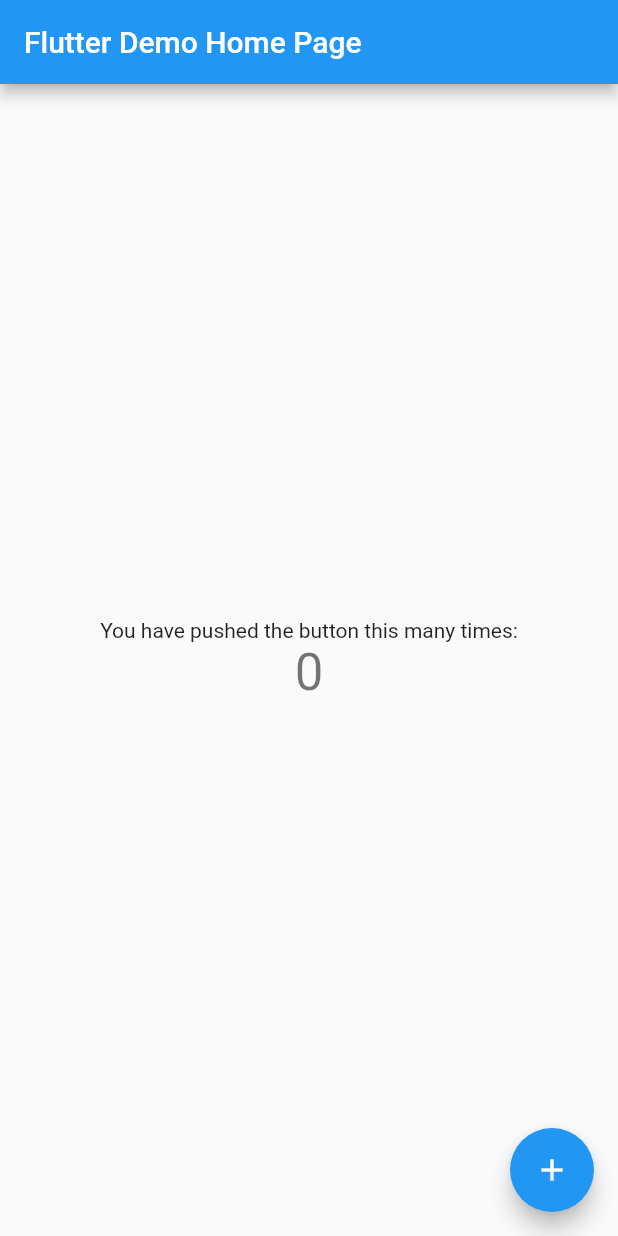
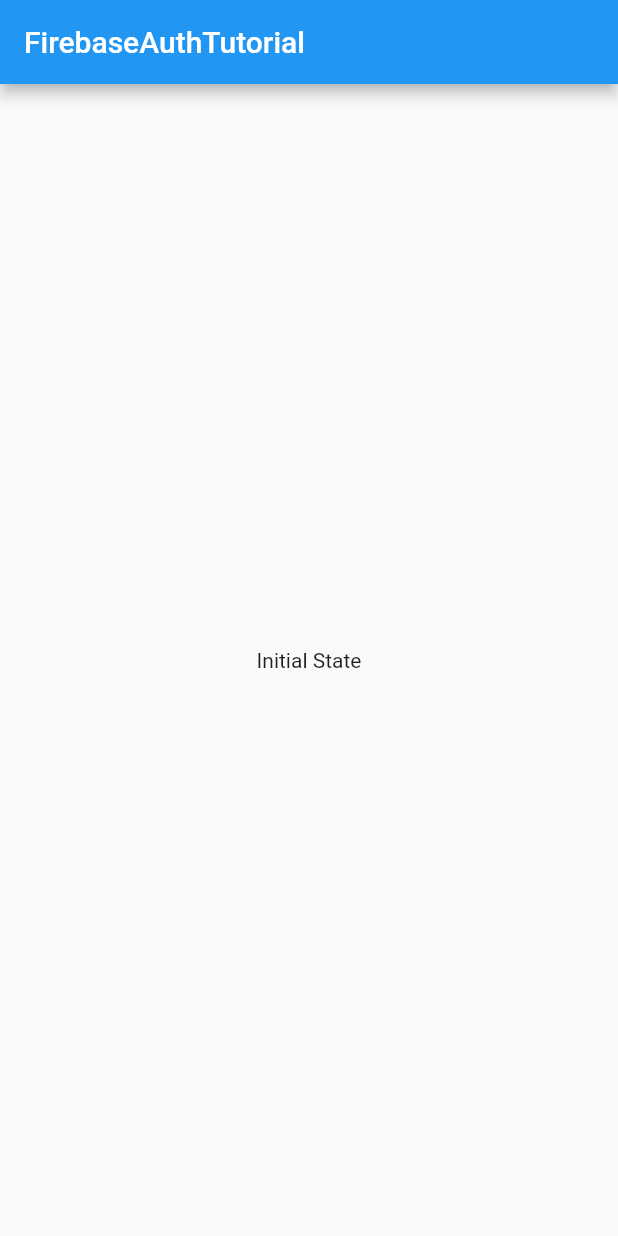
Before and after one commit to onikazu/FirebaseAuthenticationTutorial, a Flutter app: the screen it shows after launch, on a phone screen of 412 x 824 dp. Run offline on Flutter 3.47's test engine with Material 2 defaults, Android fonts, the phone set to English and light mode, and no system bars.

Commit message:
create First template

```diff
--- a/lib/main.dart
+++ b/lib/main.dart
@@ -1,111 +1,29 @@
 import 'package:flutter/material.dart';
+
 
 void main() => runApp(MyApp());
 
 class MyApp extends StatelessWidget {
-  // This widget is the root of your application.
   @override
   Widget build(BuildContext context) {
     return MaterialApp(
-      title: 'Flutter Demo',
-      theme: ThemeData(
-        // This is the theme of your application.
-        //
-        // Try running your application with "flutter run". You'll see the
-        // application has a blue toolbar. Then, without quitting the app, try
-        // changing the primarySwatch below to Colors.green and then invoke
-        // "hot reload" (press "r" in the console where you ran "flutter run",
-        // or simply save your changes to "hot reload" in a Flutter IDE).
-        // Notice that the counter didn't reset back to zero; the application
-        // is not restarted.
-        primarySwatch: Colors.blue,
-      ),
-      home: MyHomePage(title: 'Flutter Demo Home Page'),
+      title: "FirebaseAuthTutorial",
+      home: MyHomePage(),
     );
   }
 }
 
 class MyHomePage extends StatefulWidget {
-  MyHomePage({Key key, this.title}) : super(key: key);
-
-  // This widget is the home page of your application. It is stateful, meaning
-  // that it has a State object (defined below) that contains fields that affect
-  // how it looks.
-
-  // This class is the configuration for the state. It holds the values (in this
-  // case the title) provided by the parent (in this case the App widget) and
-  // used by the build method of the State. Fields in a Widget subclass are
-  // always marked "final".
-
-  final String title;
-
   @override
   _MyHomePageState createState() => _MyHomePageState();
 }
 
 class _MyHomePageState extends State<MyHomePage> {
-  int _counter = 0;
-
-  void _incrementCounter() {
-    setState(() {
-      // This call to setState tells the Flutter framework that something has
-      // changed in this State, which causes it to rerun the build method below
-      // so that the display can reflect the updated values. If we changed
-      // _counter without calling setState(), then the build method would not be
-      // called again, and so nothing would appear to happen.
-      _counter++;
-    });
-  }
-
   @override
   Widget build(BuildContext context) {
-    // This method is rerun every time setState is called, for instance as done
-    // by the _incrementCounter method above.
-    //
-    // The Flutter framework has been optimized to make rerunning build methods
-    // fast, so that you can just rebuild anything that needs updating rather
-    // than having to individually change instances of widgets.
     return Scaffold(
-      appBar: AppBar(
-        // Here we take the value from the MyHomePage object that was created by
-        // the App.build method, and use it to set our appbar title.
-        title: Text(widget.title),
-      ),
-      body: Center(
-        // Center is a layout widget. It takes a single child and positions it
-        // in the middle of the parent.
-        child: Column(
-          // Column is also a layout widget. It takes a list of children and
-          // arranges them vertically. By default, it sizes itself to fit its
-          // children horizontally, and tries to be as tall as its parent.
-          //
-          // Invoke "debug painting" (press "p" in the console, choose the
-          // "Toggle Debug Paint" action from the Flutter Inspector in Android
-          // Studio, or the "Toggle Debug Paint" command in Visual Studio Code)
-          // to see the wireframe for each widget.
-          //
-          // Column has various properties to control how it sizes itself and
-          // how it positions its children. Here we use mainAxisAlignment to
-          // center the children vertically; the main axis here is the vertical
-          // axis because Columns are vertical (the cross axis would be
-          // horizontal).
-          mainAxisAlignment: MainAxisAlignment.center,
-          children: <Widget>[
-            Text(
-              'You have pushed the button this many times:',
-            ),
-            Text(
-              '$_counter',
-              style: Theme.of(context).textTheme.display1,
-            ),
-          ],
-        ),
-      ),
-      floatingActionButton: FloatingActionButton(
-        onPressed: _incrementCounter,
-        tooltip: 'Increment',
-        child: Icon(Icons.add),
-      ), // This trailing comma makes auto-formatting nicer for build methods.
+      appBar: AppBar(title: Text("FirebaseAuthTutorial")),
+      body: Center(child: Text("Initial State")),
     );
   }
 }
--- a/pubspec.yaml
+++ b/pubspec.yaml
@@ -19,6 +19,7 @@ environment:
 dependencies:
   flutter:
     sdk: flutter
+  firebase_auth: ^0.15.4
 
   # The following adds the Cupertino Icons font to your application.
   # Use with the CupertinoIcons class for iOS style icons.
```
Also changed, not shown: pubspec.lock, 3 other files.
